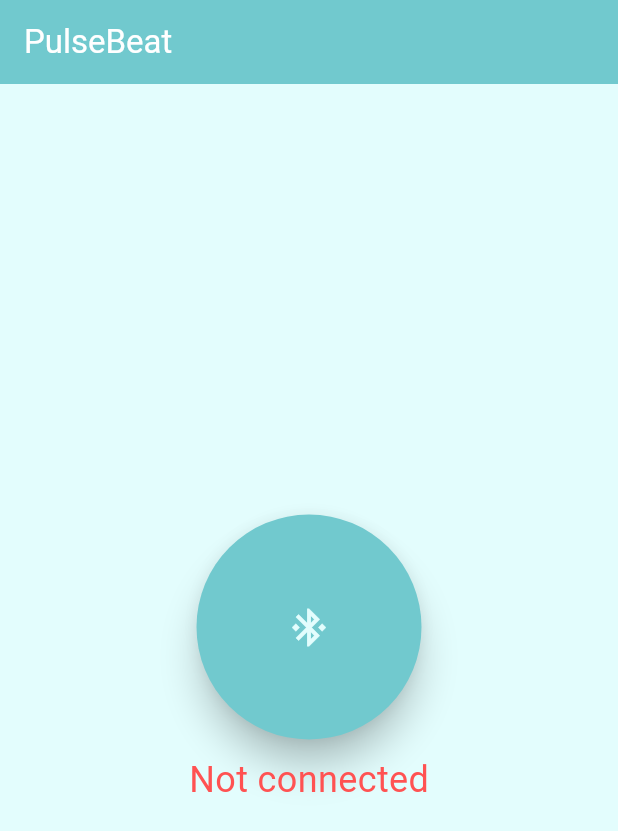
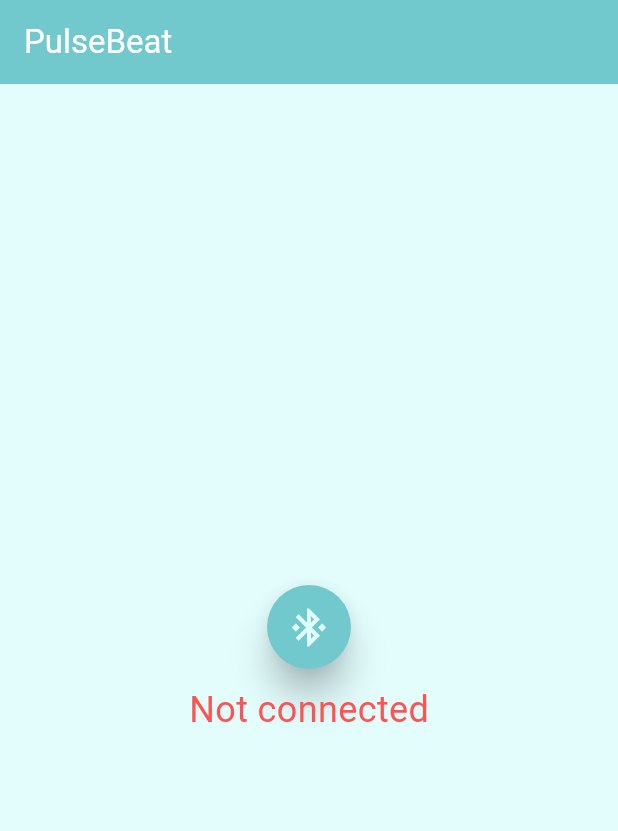
Before and after one commit to kujo6969/pulsebeat, a Flutter app: the screen it shows after launch, on a phone screen of 412 x 824 dp. Shown: the top 831 px of the screen. Run offline on Flutter 3.47's test engine with Material 3 defaults, Android fonts, the phone set to English and light mode, and no system bars; drawn by our look-alikes of avatar_glow; our stand-ins replace flutter_blue_plus, flutter_riverpod.

Commit message:
bluetooth button

```diff
--- a/lib/main.dart
+++ b/lib/main.dart
@@ -1,8 +1,9 @@
 import 'package:flutter/material.dart';
+import 'package:flutter_riverpod/flutter_riverpod.dart';
 import 'package:testing3/screens/home/home.dart';
 
 void main() {
-  runApp(const MyApp());
+  runApp(ProviderScope(child: const MyApp()));
 }
 
 class MyApp extends StatelessWidget {
--- /dev/null
+++ b/lib/providers/connection_provider.dart
@@ -0,0 +1,5 @@
+import 'package:flutter_riverpod/legacy.dart';
+
+final isConnected = StateProvider<bool>((ref) => false);
+
+final isBluetoothOn = StateProvider<bool>((ref) => false);
--- /dev/null
+++ b/lib/screens/bluetooth/bluetooth_screen.dart
@@ -0,0 +1,17 @@
+import 'package:flutter/material.dart';
+import 'package:testing3/screens/bluetooth/widgets/bluetooth_off.dart';
+import 'package:testing3/screens/bluetooth/widgets/bluetooth_on.dart';
+
+class BluetoothScreen extends StatefulWidget {
+  const BluetoothScreen({super.key});
+
+  @override
+  State<BluetoothScreen> createState() => _BluetoothScreenState();
+}
+
+class _BluetoothScreenState extends State<BluetoothScreen> {
+  @override
+  Widget build(BuildContext context) {
+    return BluetoothOn();
+  }
+}
--- a/lib/screens/bluetooth/widgets/bluetooth_button.dart
+++ b/lib/screens/bluetooth/widgets/bluetooth_button.dart
@@ -50,7 +50,11 @@ class _BluetoothButtonState extends State<BluetoothButton> {
         elevation: 10.0,
         shape: CircleBorder(),
         backgroundColor: Theme.of(context).colorScheme.tertiary,
-        child: Icon(Icons.bluetooth_connected, size: 30, color: Theme.of(context).colorScheme.primary,),
+        child: Icon(
+          Icons.bluetooth_connected,
+          size: 30,
+          color: Theme.of(context).colorScheme.primary,
+        ),
       ),
     );
     // return FloatingActionButton(
--- /dev/null
+++ b/lib/screens/bluetooth/widgets/bluetooth_on.dart
@@ -0,0 +1,46 @@
+import 'package:avatar_glow/avatar_glow.dart';
+import 'package:flutter/material.dart';
+import 'package:flutter_riverpod/flutter_riverpod.dart';
+import 'package:testing3/providers/connection_provider.dart';
+
+class BluetoothOn extends ConsumerWidget {
+  const BluetoothOn({super.key});
+
+  @override
+  Widget build(BuildContext context, WidgetRef ref) {
+    final status = ref.watch(isConnected);
+
+    return Column(
+      children: [
+        AvatarGlow(
+          animate: true,
+          repeat: true,
+          glowColor: Theme.of(context).colorScheme.tertiary,
+          glowShape: BoxShape.circle,
+          curve: Curves.fastOutSlowIn,
+          child: FloatingActionButton(
+            onPressed: () {},
+            elevation: 10.0,
+            shape: CircleBorder(),
+            backgroundColor: Theme.of(context).colorScheme.tertiary,
+            child: Icon(
+              Icons.bluetooth_connected,
+              size: 30,
+              color: Theme.of(context).colorScheme.primary,
+            ),
+          ),
+        ),
+        Padding(
+          padding: EdgeInsets.only(top: 10),
+          child: Text(
+            status ? "Connected" : "Not connected",
+            style: TextStyle(
+              fontSize: 24,
+              color: status ? Colors.blue : Colors.redAccent,
+            ),
+          ),
+        ),
+      ],
+    );
+  }
+}
--- a/lib/screens/bluetooth/widgets/connection_status.dart
+++ /dev/null
@@ -1,21 +0,0 @@
-import 'package:flutter/material.dart';
-
-class ConnectionStatus extends StatefulWidget {
-  const ConnectionStatus({super.key});
-
-  @override
-  State<ConnectionStatus> createState() => _ConnectionStatusState();
-}
-
-class _ConnectionStatusState extends State<ConnectionStatus> {
-  @override
-  Widget build(BuildContext context) {
-    return Padding(
-      padding: EdgeInsets.only(top: 10),
-      child: Text(
-        "Not connected",
-        style: TextStyle(fontSize: 24, color: Colors.redAccent),
-      ),
-    );
-  }
-}
--- a/lib/screens/home/home.dart
+++ b/lib/screens/home/home.dart
@@ -1,6 +1,5 @@
 import 'package:flutter/material.dart';
-import 'package:testing3/screens/bluetooth/widgets/bluetooth_button.dart';
-import 'package:testing3/screens/bluetooth/widgets/connection_status.dart';
+import 'package:testing3/screens/bluetooth/bluetooth_screen.dart';
 
 class HomePage extends StatefulWidget {
   const HomePage({super.key});
@@ -22,11 +21,7 @@ class _HomePageState extends State<HomePage> {
         child: Center(
           child: Column(
             mainAxisAlignment: .center,
-            children: [
-              SizedBox(height: 150, width: 150, child: BluetoothButton()),
-              ConnectionStatus(),
-
-            ],
+            children: [BluetoothScreen()],
           ),
         ),
       ),
--- a/pubspec.yaml
+++ b/pubspec.yaml
@@ -36,6 +36,9 @@ dependencies:
   cupertino_icons: ^1.0.8
   flutter_blue_plus: ^2.1.0
   avatar_glow: ^3.0.1
+  flutter_riverpod: ^3.1.0
+  flutter_hooks: ^0.21.3+1
+  hooks_riverpod: ^3.1.0
 
 dev_dependencies:
   flutter_test:
```
Also changed, not shown: lib/screens/bluetooth/bluetooth_list_screen.dart (deleted, +0 -15 lines), lib/screens/bluetooth/widgets/bluetooth_off.dart (added, +35 -0 lines), lib/screens/bluetooth/widgets/device_list_dialog.dart (added, +15 -0 lines), lib/screens/bluetooth/widgets/device_list.dart (deleted), pubspec.lock.
